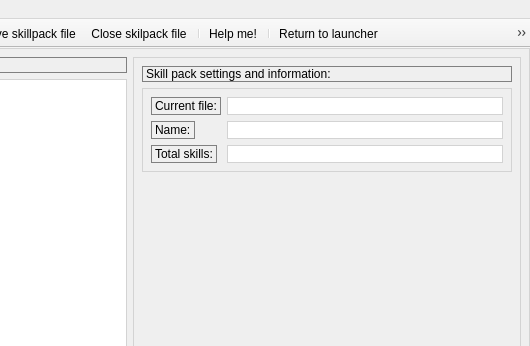
The window that Sources/App/SkillPackEditor/skillpackeditor.ui (timattt/Cognitia-II) describes before a commit, drawn with Qt 5; both pictures show x 270 to 800 and y 0 to 346 of the 800 by 600 pixel window.
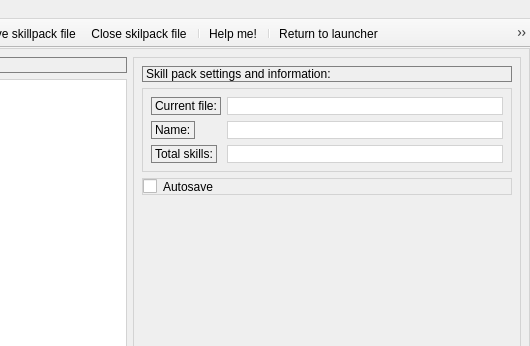
The same window after the commit.

```diff
--- a/Sources/App/SkillPackEditor/skillpackeditor.ui
+++ b/Sources/App/SkillPackEditor/skillpackeditor.ui
@@ -136,6 +136,13 @@
          </layout>
         </widget>
        </item>
+       <item>
+        <widget class="QCheckBox" name="autoSave">
+         <property name="text">
+          <string>Autosave</string>
+         </property>
+        </widget>
+       </item>
        <item>
         <spacer name="verticalSpacer">
          <property name="orientation">
```
Left out of the diff: 2 changed lines with no effect on the pictures.
